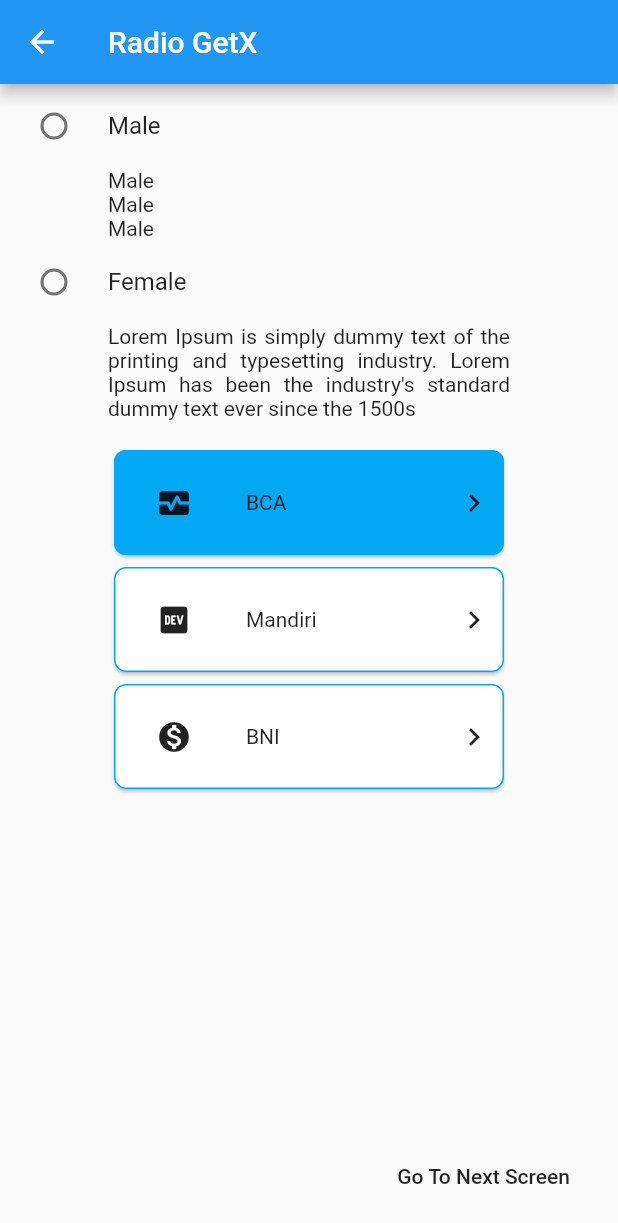
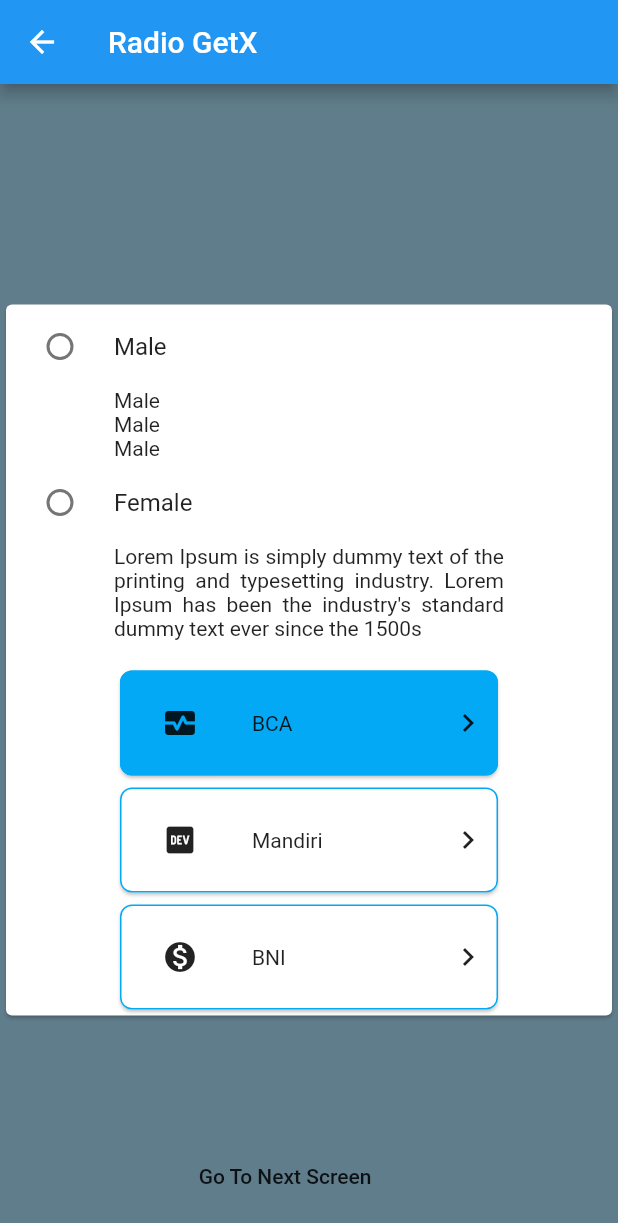
Before and after one commit to imaldila/aorl_apps_GetX, a Flutter app: the MainRadioScreen screen opened by its route, on a phone screen of 412 x 824 dp. Shown: the top 1223 px of the screen. Run offline on Flutter 3.47's test engine with Material 2 defaults, Android fonts, the phone set to English and light mode, and no system bars; our stand-ins replace dio, get.

Commit message:
fix arguments bank

```diff
--- a/lib/features/radio/controllers/radio_controllers.dart
+++ b/lib/features/radio/controllers/radio_controllers.dart
@@ -22,7 +22,7 @@
       label: 'BNI',
       icon: const Icon(Icons.monetization_on),
     ),
-  ];
+  ].obs;
 
   final _bankList = BankList().obs;
   BankList get bankList => _bankList.value;
--- a/lib/features/radio/models/gender_model.dart
+++ b/lib/features/radio/models/gender_model.dart
@@ -3,3 +3,10 @@
 
   Gender({required this.label});
 }
+
+class ListGender {
+  final List<Gender> listGender = [
+    Gender(label: 'Male'),
+    Gender(label: 'Female'),
+  ];
+}
--- /dev/null
+++ b/lib/features/radio/screens/components/card_bank_list.dart
@@ -0,0 +1,77 @@
+import 'package:flutter/foundation.dart';
+import 'package:flutter/material.dart';
+import 'package:get/get.dart';
+
+import '../../controllers/radio_controllers.dart';
+
+class CardBankList extends StatelessWidget {
+  CardBankList({
+    Key? key,
+    required this.radioC,
+  }) : super(key: key);
+
+  final RadioController radioC;
+  final data = Get.arguments;
+
+  @override
+  Widget build(BuildContext context) {
+    return ListView.builder(
+      shrinkWrap: true,
+      itemCount: radioC.banks.length,
+      physics: const NeverScrollableScrollPhysics(),
+      itemBuilder: (context, index) => Card(
+        shape: RoundedRectangleBorder(
+          borderRadius: BorderRadius.circular(8),
+          side: const BorderSide(
+            width: 1,
+            color: Colors.lightBlue,
+          ),
+        ),
+        child: Obx(
+          () => InkWell(
+            onTap: () {
+              if (radioC.selectedGenders.value == 'Female') {
+                radioC.onSelectedBank(index);
+                if (kDebugMode) {
+                  print(radioC.banks[index].label);
+                }
+              }
+            },
+            child: Container(
+              width: MediaQuery.of(context).size.width,
+              decoration: BoxDecoration(
+                color: (radioC.selectedBank.value == index)
+                    ? Colors.lightBlue
+                    : Colors.white24,
+                borderRadius: BorderRadius.circular(8),
+              ),
+              child: Row(
+                crossAxisAlignment: CrossAxisAlignment.center,
+                children: [
+                  Container(
+                    padding: const EdgeInsets.all(8),
+                    height: 70,
+                    width: 80,
+                    child: radioC.banks[index].icon,
+                  ),
+                  const SizedBox(
+                    width: 8,
+                  ),
+                  Text(
+                    radioC.banks[index].label!,
+                    style: ThemeData().textTheme.bodyText2,
+                  ),
+                  const Spacer(),
+                  const Icon(Icons.keyboard_arrow_right),
+                  const SizedBox(
+                    width: 8,
+                  ),
+                ],
+              ),
+            ),
+          ),
+        ),
+      ),
+    );
+  }
+}
--- a/lib/features/radio/screens/female_screen.dart
+++ b/lib/features/radio/screens/female_screen.dart
@@ -16,7 +16,7 @@
         title: const Text('Female'),
       ),
       body: Center(
-        child: Text(bankList.label?? 'No Data') ,
+        child: Text(bankList.label ?? 'No Data'),
       ),
     );
   }
--- a/lib/features/radio/screens/main_radio_screen.dart
+++ b/lib/features/radio/screens/main_radio_screen.dart
@@ -1,3 +1,4 @@
+import 'package:aorl_apps_getx/features/radio/models/bank_list_model.dart';
 import 'package:aorl_apps_getx/features/radio/models/gender_model.dart';
 import 'package:aorl_apps_getx/router/route_name.dart';
 import 'package:flutter/foundation.dart';
@@ -5,6 +6,7 @@
 import 'package:get/get.dart';
 
 import '../controllers/radio_controllers.dart';
+import 'components/card_bank_list.dart';
 
 class MainRadioScreen extends StatelessWidget {
   MainRadioScreen({Key? key}) : super(key: key);
@@ -17,25 +19,31 @@
       print('rebuild MainRadioScreen');
     }
     return Scaffold(
+      backgroundColor: Colors.blueGrey,
       appBar: AppBar(
         title: const Text('Radio GetX'),
       ),
-      floatingActionButton: MaterialButton(
+      floatingActionButton: ListView.builder(
+        shrinkWrap: true,
+        itemCount: 1,
+        itemBuilder: (context, index) => MaterialButton(
           onPressed: () {
             if (radioC.selectedGenders.value == 'Male') {
               Get.toNamed(RouteName.maleScreen);
             } else {
-            Get.toNamed(RouteName.femaleScreen,
-                arguments: radioC.bankList);
+              Get.toNamed(
+                RouteName.femaleScreen,
+                arguments: radioC.banks[radioC.selectedBank.value],
+              );
+              print(radioC.selectedBank.value);
             }
           },
           child: const Text('Go To Next Screen'),
         ),
+      ),
       body: Center(
-        child: Column(
-          crossAxisAlignment: CrossAxisAlignment.start,
-          children: [
-            ListView.builder(
+        child: Card(
+          child: ListView.builder(
             shrinkWrap: true,
             itemCount: radioC.gendersLenght(),
             physics: const NeverScrollableScrollPhysics(),
@@ -53,14 +61,13 @@
                           onChanged: (value) {
                             radioC.onChangedGender(value);
                             if (kDebugMode) {
-                                print(
-                                    'tapped: ${radioC.selectedGenders.value}');
+                              print('tapped: ${radioC.selectedGenders.value}');
                             }
                           },
                         ),
                         Padding(
-                            padding: const EdgeInsets.symmetric(
-                                horizontal: 36.0 * 2),
+                          padding:
+                              const EdgeInsets.symmetric(horizontal: 36.0 * 2),
                           child: Column(
                             children: [
                               (radioC.genders[index].label == 'Female')
@@ -76,90 +83,7 @@
                                         const SizedBox(
                                           height: 16,
                                         ),
-                                          ListView.builder(
-                                            shrinkWrap: true,
-                                            itemCount: radioC.banks.length,
-                                            physics:
-                                                const NeverScrollableScrollPhysics(),
-                                            itemBuilder: (context, index) =>
-                                                Card(
-                                              shape: RoundedRectangleBorder(
-                                                borderRadius:
-                                                    BorderRadius.circular(8),
-                                                side: const BorderSide(
-                                                  width: 1,
-                                                  color: Colors.lightBlue,
-                                                ),
-                                              ),
-                                              child: Obx(
-                                                () => InkWell(
-                                                  onTap: () {
-                                                    if (radioC.selectedGenders
-                                                            .value ==
-                                                        'Female') {
-                                                      radioC.onSelectedBank(
-                                                          index);
-                                                      if (kDebugMode) {
-                                                        print(radioC
-                                                            .banks[index]
-                                                            .label);
-                                                      }
-                                                    }
-                                                  },
-                                                  child: Container(
-                                                    width:
-                                                        MediaQuery.of(context)
-                                                            .size
-                                                            .width,
-                                                    decoration: BoxDecoration(
-                                                      color: (radioC
-                                                                  .selectedBank
-                                                                  .value ==
-                                                              index)
-                                                          ? Colors.lightBlue
-                                                          : Colors.white24,
-                                                      borderRadius:
-                                                          BorderRadius.circular(
-                                                              8),
-                                                    ),
-                                                    child: Row(
-                                                      crossAxisAlignment:
-                                                          CrossAxisAlignment
-                                                              .center,
-                                                      children: [
-                                                        Container(
-                                                          padding:
-                                                              const EdgeInsets
-                                                                  .all(8),
-                                                          height: 70,
-                                                          width: 80,
-                                                          child: radioC
-                                                              .banks[index]
-                                                              .icon,
-                                                        ),
-                                                        const SizedBox(
-                                                          width: 8,
-                                                        ),
-                                                        Text(
-                                                          radioC.banks[index]
-                                                              .label!,
-                                                          style: ThemeData()
-                                                              .textTheme
-                                                              .bodyText2,
-                                                        ),
-                                                        const Spacer(),
-                                                        const Icon(Icons
-                                                            .keyboard_arrow_right),
-                                                        const SizedBox(
-                                                          width: 8,
-                                                        ),
-                                                      ],
-                                                    ),
-                                                  ),
-                                                ),
-                                              ),
-                                            ),
-                                          ),
+                                        CardBankList(radioC: radioC),
                                       ],
                                     )
                                   : (radioC.genders[index].label == 'Male')
@@ -179,7 +103,6 @@
                   )
                 : Container(),
           ),
-          ],
         ),
       ),
     );
```
Lines whose indentation alone changed are shown as unchanged.
